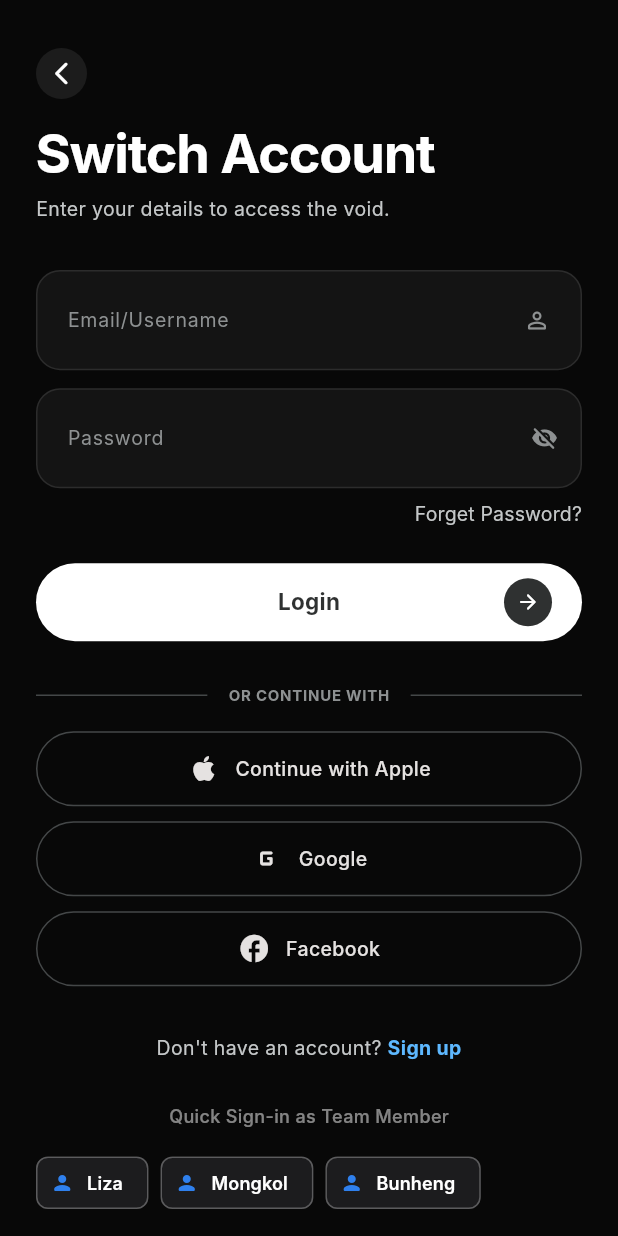
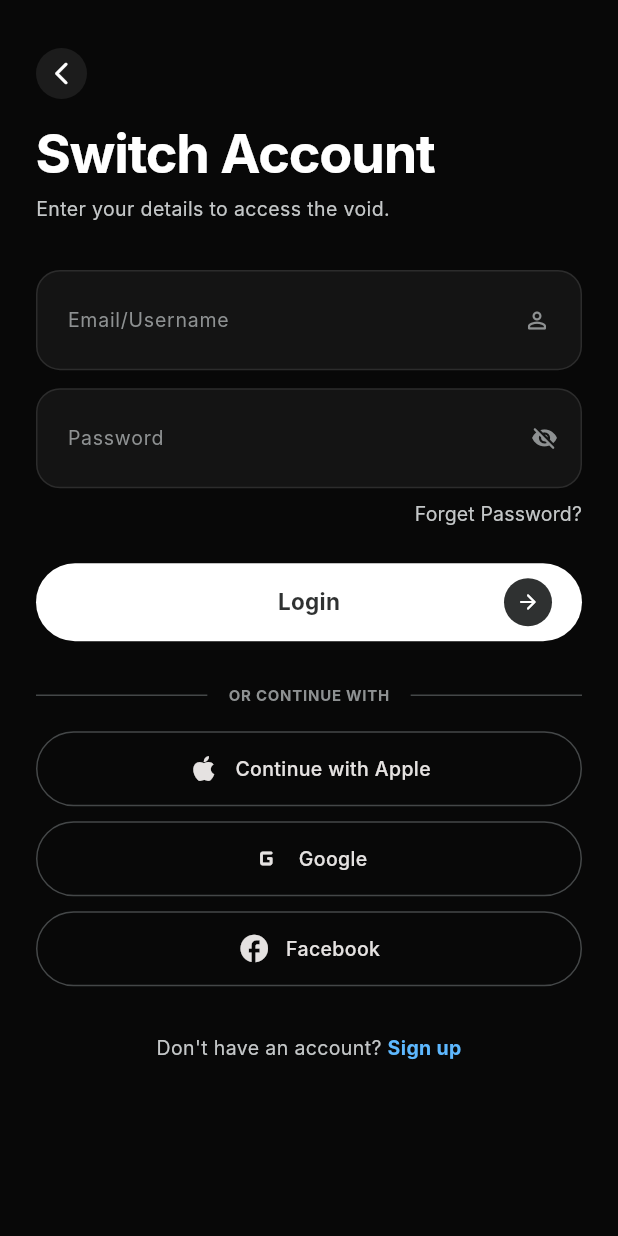
Before and after one commit to Mongkol7/ViloApp, a Flutter app: the LoginScreen screen opened directly, on a phone screen of 412 x 824 dp. Run offline on Flutter 3.47's test engine with Material 3 defaults, Android fonts, the phone set to English and light mode, and no system bars; our stand-ins replace file_picker, image_picker, video_player; missing offline and left inert: stomp_dart_client; accounts and stored records are empty; network calls fail; Roboto replaces fonts that are missing (Inter).

Commit message:
refactor(auth): remove quick sign-in chips from login screen

```diff
--- a/lib/features/auth/presentation/pages/login_screen.dart
+++ b/lib/features/auth/presentation/pages/login_screen.dart
@@ -286,32 +286,6 @@ class _LoginScreenState extends State<LoginScreen>
                         ),
                       ],
                     ),
-                    const SizedBox(height: 28),
-
-                    // ── Quick Select Account Chips ────────────────────
-                    Center(
-                      child: Text(
-                        'Quick Sign-in as Team Member',
-                        style: TextStyle(
-                          color: Colors.white.withValues(alpha: 0.5),
-                          fontSize: 12,
-                          fontWeight: FontWeight.w500,
-                        ),
-                      ),
-                    ),
-                    const SizedBox(height: 12),
-                    Wrap(
-                      spacing: 8,
-                      runSpacing: 8,
-                      alignment: WrapAlignment.center,
-                      children: [
-                        _buildQuickAccountChip('Liza', 'setkimliza', 'password123'),
-                        _buildQuickAccountChip('Mongkol', 'mongkol', 'password123'),
-                        _buildQuickAccountChip('Bunheng', 'bunheng', 'password123'),
-                        _buildQuickAccountChip('Rithysak', 'rithysak', 'password123'),
-                        _buildQuickAccountChip('Admin', 'admin', 'admin123'),
-                      ],
-                    ),
                   ],
                 ),
               ),
@@ -319,23 +293,6 @@ class _LoginScreenState extends State<LoginScreen>
           ),
         ),
       ),
-    );
-  }
-
-  Widget _buildQuickAccountChip(String label, String username, String password) {
-    return ActionChip(
-      backgroundColor: const Color(0xFF1C1C1E),
-      side: BorderSide(color: Colors.white.withValues(alpha: 0.15)),
-      label: Text(
-        label,
-        style: const TextStyle(color: Colors.white, fontSize: 12, fontWeight: FontWeight.w600),
-      ),
-      avatar: const Icon(Icons.person_rounded, size: 16, color: Color(0xFF2F80ED)),
-      onPressed: () {
-        _emailCtrl.text = username;
-        _passwordCtrl.text = password;
-        _handleLogin();
-      },
     );
   }
 }
```
